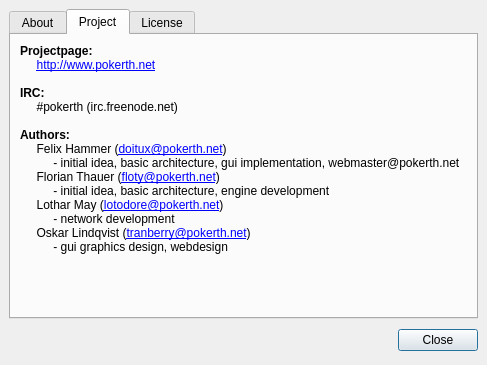
Before: the Qt Designer form src/gui/qt/aboutpokerth.ui in pokerth/pokerth, drawn with Qt 5.
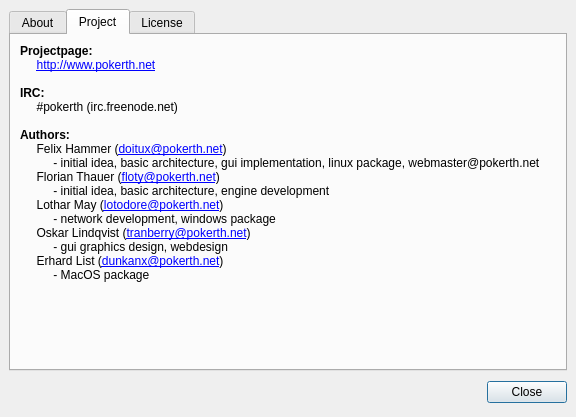
After: the same form once the commit is applied. The open tabs and pages were chosen to show the change.

What changed in the file:
```diff
--- a/src/gui/qt/aboutpokerth.ui
+++ b/src/gui/qt/aboutpokerth.ui
@@ -5,8 +5,8 @@
    <rect>
     <x>0</x>
     <y>0</y>
-    <width>487</width>
-    <height>365</height>
+    <width>576</width>
+    <height>417</height>
    </rect>
   </property>
   <property name="windowTitle" >
@@ -97,13 +97,15 @@
 &lt;p style="-qt-paragraph-type:empty; margin-top:0px; margin-bottom:0px; margin-left:0px; margin-right:0px; -qt-block-indent:0; text-indent:0px;">&lt;/p>
 &lt;p style=" margin-top:0px; margin-bottom:0px; margin-left:0px; margin-right:0px; -qt-block-indent:0; text-indent:0px;">&lt;span style=" font-weight:600;">Authors: &lt;/span>&lt;/p>
 &lt;p style=" margin-top:0px; margin-bottom:0px; margin-left:0px; margin-right:0px; -qt-block-indent:0; text-indent:0px;">     Felix Hammer (&lt;a href="mailto:doitux@pokerth.net">&lt;span style=" text-decoration: underline; color:#0000ff;">doitux@pokerth.net&lt;/span>&lt;/a>)&lt;/p>
-&lt;p style=" margin-top:0px; margin-bottom:0px; margin-left:0px; margin-right:0px; -qt-block-indent:0; text-indent:0px;">          - initial idea, basic architecture, gui implementation, webmaster@pokerth.net&lt;/p>
+&lt;p style=" margin-top:0px; margin-bottom:0px; margin-left:0px; margin-right:0px; -qt-block-indent:0; text-indent:0px;">          - initial idea, basic architecture, gui implementation, linux package, webmaster@pokerth.net&lt;/p>
 &lt;p style=" margin-top:0px; margin-bottom:0px; margin-left:0px; margin-right:0px; -qt-block-indent:0; text-indent:0px;">     Florian Thauer (&lt;a href="mailto:floty@pokerth.net">&lt;span style=" text-decoration: underline; color:#0000ff;">floty@pokerth.net&lt;/span>&lt;/a>)&lt;/p>
 &lt;p style=" margin-top:0px; margin-bottom:0px; margin-left:0px; margin-right:0px; -qt-block-indent:0; text-indent:0px;">          - initial idea, basic architecture, engine development&lt;/p>
 &lt;p style=" margin-top:0px; margin-bottom:0px; margin-left:0px; margin-right:0px; -qt-block-indent:0; text-indent:0px;">     Lothar May (&lt;a href="mailto:lotodore@pokerth.net">&lt;span style=" text-decoration: underline; color:#0000ff;">lotodore@pokerth.net&lt;/span>&lt;/a>)&lt;/p>
-&lt;p style=" margin-top:0px; margin-bottom:0px; margin-left:0px; margin-right:0px; -qt-block-indent:0; text-indent:0px;">          - network development&lt;/p>
+&lt;p style=" margin-top:0px; margin-bottom:0px; margin-left:0px; margin-right:0px; -qt-block-indent:0; text-indent:0px;">          - network development, windows package&lt;/p>
 &lt;p style=" margin-top:0px; margin-bottom:0px; margin-left:0px; margin-right:0px; -qt-block-indent:0; text-indent:0px;">     Oskar Lindqvist (&lt;a href="mailto:tranberry@pokerth.net">&lt;span style=" text-decoration: underline; color:#0000ff;">tranberry@pokerth.net&lt;/span>&lt;/a>)&lt;/p>
-&lt;p style=" margin-top:0px; margin-bottom:0px; margin-left:0px; margin-right:0px; -qt-block-indent:0; text-indent:0px;">          - gui graphics design, webdesign&lt;/p>&lt;/body>&lt;/html></string>
+&lt;p style=" margin-top:0px; margin-bottom:0px; margin-left:0px; margin-right:0px; -qt-block-indent:0; text-indent:0px;">          - gui graphics design, webdesign&lt;/p>
+&lt;p style=" margin-top:0px; margin-bottom:0px; margin-left:0px; margin-right:0px; -qt-block-indent:0; text-indent:0px;">     Erhard List (&lt;a href="mailto:dunkanx@pokerth.net">&lt;span style=" text-decoration: underline; color:#0000ff;">dunkanx@pokerth.net&lt;/span>&lt;/a>)&lt;/p>
+&lt;p style=" margin-top:0px; margin-bottom:0px; margin-left:0px; margin-right:0px; -qt-block-indent:0; text-indent:0px;">          - MacOS package&lt;/p>&lt;/body>&lt;/html></string>
          </property>
          <property name="wordWrap" >
           <bool>true</bool>
```
